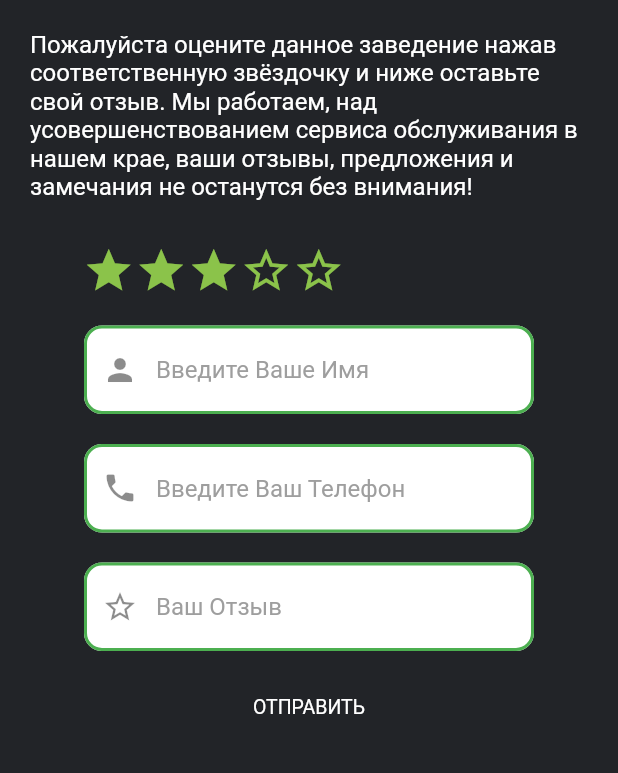
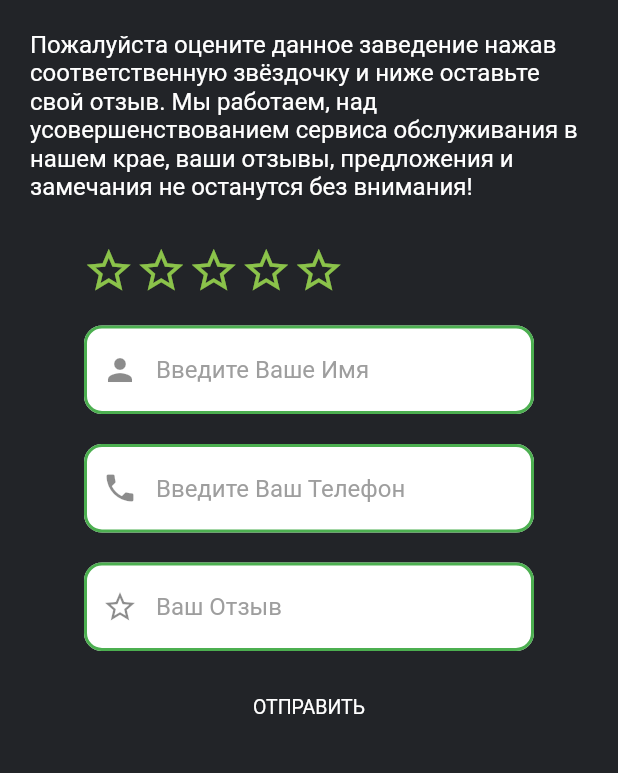
Before and after one commit to gregorymalov/kamchedal, a Flutter app: the screen it shows after launch, after a tap on "ОТПРАВИТЬ", on a phone screen of 412 x 824 dp, the part 354-1127 px from its top. Run offline on Flutter 3.47's test engine with Material 2 defaults, Android fonts, the phone set to English and light mode, and no system bars; our stand-ins replace cloud_firestore, getflutter; accounts and stored records are empty.

Commit message:
Добавлен рейтинг

```diff
--- a/lib/page1.dart
+++ b/lib/page1.dart
@@ -3,7 +3,7 @@ import 'package:flutter/material.dart';
 import 'package:getflutter/getflutter.dart';
 import 'package:kamchedal/page2.dart';
 
-double _rating = 3;
+double _rating = 0;
 
 class Page1 extends StatefulWidget {
   @override
@@ -12,6 +12,8 @@ class Page1 extends StatefulWidget {
 
 class _Page1State extends State<Page1> {
   String review = '';
+  String phone = '';
+  String name = '';
   @override
   Widget build(BuildContext context) {
     return Scaffold(
@@ -52,9 +54,9 @@ class _Page1State extends State<Page1> {
                 child: GFRating(
                   value: _rating,
                   onChanged: (value) {
-                    //setState(() {
-                    //  _rating = value;
-                    // });
+                    setState(() {
+                      _rating = value;
+                   });
                   },
                 ),
               ),
@@ -65,6 +67,9 @@ class _Page1State extends State<Page1> {
                 padding: EdgeInsets.all(10.0),
                 child: TextField(
                   autocorrect: true,
+                  onChanged: (text) {
+                    name = text;
+                  },
                   decoration: InputDecoration(
                     hintText: 'Введите Ваше Имя',
                     prefixIcon: Icon(Icons.person),
@@ -89,6 +94,9 @@ class _Page1State extends State<Page1> {
                 padding: EdgeInsets.all(10.0),
                 child: TextField(
                   autocorrect: true,
+                  onChanged: (text) {
+                    phone = text;
+                  },
                   decoration: InputDecoration(
                     hintText: 'Введите Ваш Телефон',
                     prefixIcon: Icon(Icons.phone),
@@ -142,8 +150,9 @@ class _Page1State extends State<Page1> {
                   onPressed: () async {
                     print(review);
 
-                   await  Firestore.instance.runTransaction((t){
-                      return t.set(Firestore.instance.document('reviews/1'), {'review': review});
+                    await Firestore.instance.runTransaction((t) {
+                      return t.set(Firestore.instance.document('reviews/1'),
+                          {'review': review, 'phone': phone, 'name': name, 'rating': _rating});
                     });
 
                     return Navigator.push(context,
--- a/lib/page2.dart
+++ b/lib/page2.dart
@@ -33,7 +33,7 @@ class Page2 extends StatelessWidget {
                 child: Text.rich(
                   TextSpan(
                       text: 'Спасибо ',
-                      children: [WidgetSpan(child: Icon(Icons.star, color: Colors.red,))]),
+                      children: [WidgetSpan(child: Icon(Icons.favorite, color: Colors.red,))]),
                   style: TextStyle(
                     color: Colors.white,
                     fontSize: 18.0,
--- a/pubspec.yaml
+++ b/pubspec.yaml
@@ -20,7 +20,8 @@ dependencies:
   flutter:
     sdk: flutter
   getflutter: ^1.0.8
-  cloud_firestore: ^0.13.4
+  cloud_firestore: ^0.13.0+1
+  firebase_core: 0.4.3+3
 
   # The following adds the Cupertino Icons font to your application.
   # Use with the CupertinoIcons class for iOS style icons.
```
Also changed, not shown: pubspec.lock, 3 other files.
